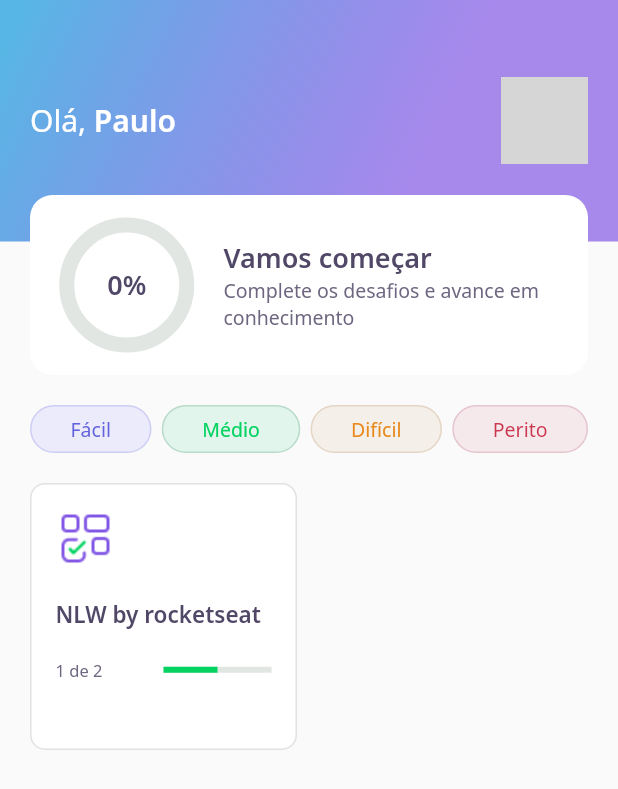
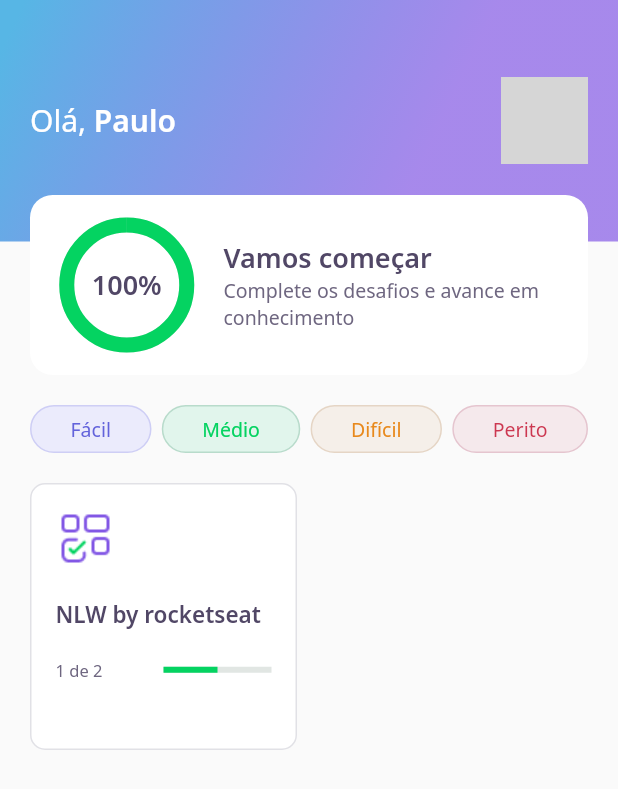
Before and after one commit to neocite/devquiz, a Flutter app: the screen it shows after launch, on a phone screen of 412 x 824 dp. Shown: the top 789 px of the screen. Run offline on Flutter 3.47's test engine with Material 2 defaults, Android fonts, the phone set to English and light mode, and no system bars; our stand-ins replace google_fonts, share_plus; accounts and stored records are empty; network calls fail; grey boxes are pictures that could not be loaded.

Commit message:
share button and score animation

```diff
--- a/database/user.json
+++ b/database/user.json
@@ -1,5 +1,5 @@
 {
   "name": "Paulo",
-  "score": 0,
+  "score": 100,
   "photoUrl": "https://avatars.githubusercontent.com/u/2176885?v=4"
 }
--- a/lib/challenge/challenge_controller.dart
+++ b/lib/challenge/challenge_controller.dart
@@ -4,4 +4,8 @@ class ChallengeController {
   final currentPageNotifier = ValueNotifier<int>(1);
   int get currentPage => currentPageNotifier.value;
   set currentPage(int value) => currentPageNotifier.value = value;
+
+  final rightAnswersNotifier = ValueNotifier<int>(0);
+  int get rightAnswers => rightAnswersNotifier.value;
+  set rightAnswers(int value) => rightAnswersNotifier.value = value;
 }
--- a/lib/challenge/widgets/quiz/quiz_widget.dart
+++ b/lib/challenge/widgets/quiz/quiz_widget.dart
@@ -7,10 +7,12 @@ import 'package:devquiz/shared/models/question_model.dart';
 
 class QuizWidget extends StatefulWidget {
   final QuestionModel question;
+  final ValueChanged<bool> onTap;
 
   const QuizWidget({
     Key? key,
     required this.question,
+    required this.onTap,
   }) : super(key: key);
 
   @override
@@ -48,6 +50,7 @@ class _QuizWidgetState extends State<QuizWidget> {
                     onTap: () {
                       controller.indexSelected =
                           widget.question.awnsers.indexOf(e);
+                      widget.onTap(e.isRight);
                     },
                     isDisable: controller.indexSelected != -1,
                     isSelected: widget.question.awnsers.indexOf(e) ==
--- a/lib/core/app_text_styles.dart
+++ b/lib/core/app_text_styles.dart
@@ -46,6 +46,12 @@ class AppTextStyles {
     fontWeight: FontWeight.normal,
   );
 
+  static final TextStyle body15 = GoogleFonts.notoSans(
+      color: AppColors.grey,
+      fontSize: 15,
+      fontWeight: FontWeight.normal,
+      letterSpacing: 25);
+
   static final TextStyle bodyWhite = GoogleFonts.notoSans(
     color: AppColors.white,
     fontSize: 13,
@@ -55,6 +61,13 @@ class AppTextStyles {
   static final TextStyle bodyBold = GoogleFonts.notoSans(
     color: AppColors.grey,
     fontSize: 13,
+    letterSpacing: 25,
+    fontWeight: FontWeight.bold,
+  );
+
+  static final TextStyle bodyBold15 = GoogleFonts.notoSans(
+    color: AppColors.grey,
+    fontSize: 15,
     fontWeight: FontWeight.bold,
   );
 
--- a/lib/home/home_page.dart
+++ b/lib/home/home_page.dart
@@ -80,7 +80,7 @@ class _HomePageState extends State<HomePage> {
                                 context,
                                 MaterialPageRoute(
                                   builder: (context) => ChallengePage(
-                                    questions: e.questions,
+                                    quiz: e,
                                   ),
                                 ));
                           },
--- a/lib/home/widgets/chart/chart_widget.dart
+++ b/lib/home/widgets/chart/chart_widget.dart
@@ -1,18 +1,50 @@
+import 'package:flutter/material.dart';
+
 import 'package:devquiz/core/core.dart';
 import 'package:devquiz/shared/models/user_model.dart';
-import 'package:flutter/material.dart';
 
-class ChartWidget extends StatelessWidget {
+class ChartWidget extends StatefulWidget {
   final UserModel user;
 
-  const ChartWidget({Key? key, required this.user}) : super(key: key);
+  const ChartWidget({
+    Key? key,
+    required this.user,
+  }) : super(key: key);
+
+  @override
+  _ChartWidgetState createState() => _ChartWidgetState();
+}
+
+class _ChartWidgetState extends State<ChartWidget>
+    with SingleTickerProviderStateMixin {
+  late AnimationController _controller;
+  late Animation<double> _animation;
+
+  void _initAnimation() {
+    _controller =
+        AnimationController(vsync: this, duration: Duration(seconds: 3));
+
+    _animation = Tween<double>(begin: 0.0, end: widget.user.score / 100)
+        .animate(_controller);
+
+    _controller.forward();
+  }
+
+  @override
+  void initState() {
+    _initAnimation();
+    super.initState();
+  }
 
   @override
   Widget build(BuildContext context) {
     return Container(
       width: 80,
       height: 80,
-      child: Stack(
+      child: AnimatedBuilder(
+        animation: _animation,
+        builder: (BuildContext context, Widget? child) {
+          return Stack(
             children: [
               Center(
                 child: Container(
@@ -20,7 +52,7 @@ class ChartWidget extends StatelessWidget {
                   width: 80,
                   child: CircularProgressIndicator(
                     strokeWidth: 10,
-                value: user.score / 100,
+                    value: _animation.value,
                     backgroundColor: AppColors.chartSecondary,
                     valueColor:
                         AlwaysStoppedAnimation<Color>(AppColors.chartPrimary),
@@ -29,11 +61,13 @@ class ChartWidget extends StatelessWidget {
               ),
               Center(
                 child: Text(
-              "${user.score}%",
+                  "${(_animation.value * 100).toInt()}%",
                   style: AppTextStyles.heading,
                 ),
               )
             ],
+          );
+        },
       ),
     );
   }
--- a/lib/splash/splash_page.dart
+++ b/lib/splash/splash_page.dart
@@ -7,7 +7,7 @@ class SplashPage extends StatelessWidget {
   @override
   Widget build(BuildContext context) {
     Future.delayed(Duration(seconds: 2)).then(
-      (value) => Navigator.push(
+      (value) => Navigator.pushReplacement(
         context,
         MaterialPageRoute(
           builder: (context) => HomePage(),
--- a/pubspec.yaml
+++ b/pubspec.yaml
@@ -10,6 +10,7 @@ dependencies:
     sdk: flutter
   cupertino_icons: ^1.0.2
   google_fonts: ^2.0.0
+  share_plus: ^2.0.1
 
 dev_dependencies:
   flutter_test:
```
Also changed, not shown: lib/challenge/challenge_page.dart (+27 -9 lines), lib/challenge/widgets/next_button/next_button_widget.dart (+17 -0 lines), lib/result/result_page.dart (added, +103 -0 lines), assets/images/trophy.png, pubspec.lock. Lines whose indentation alone changed are shown as unchanged.
